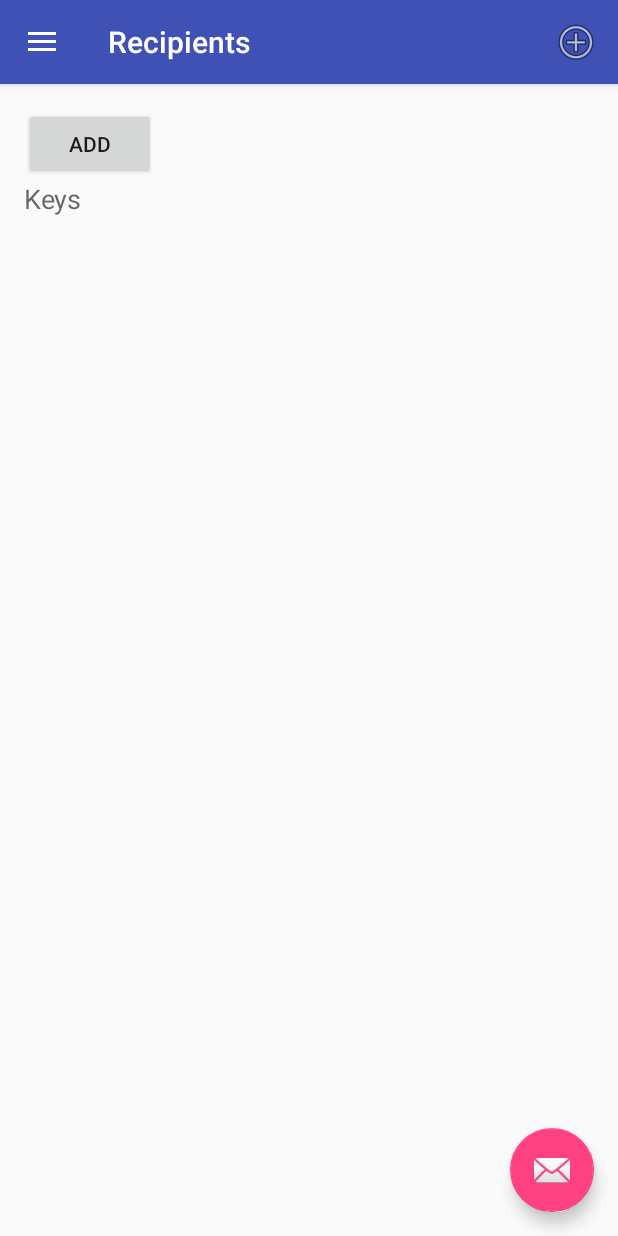
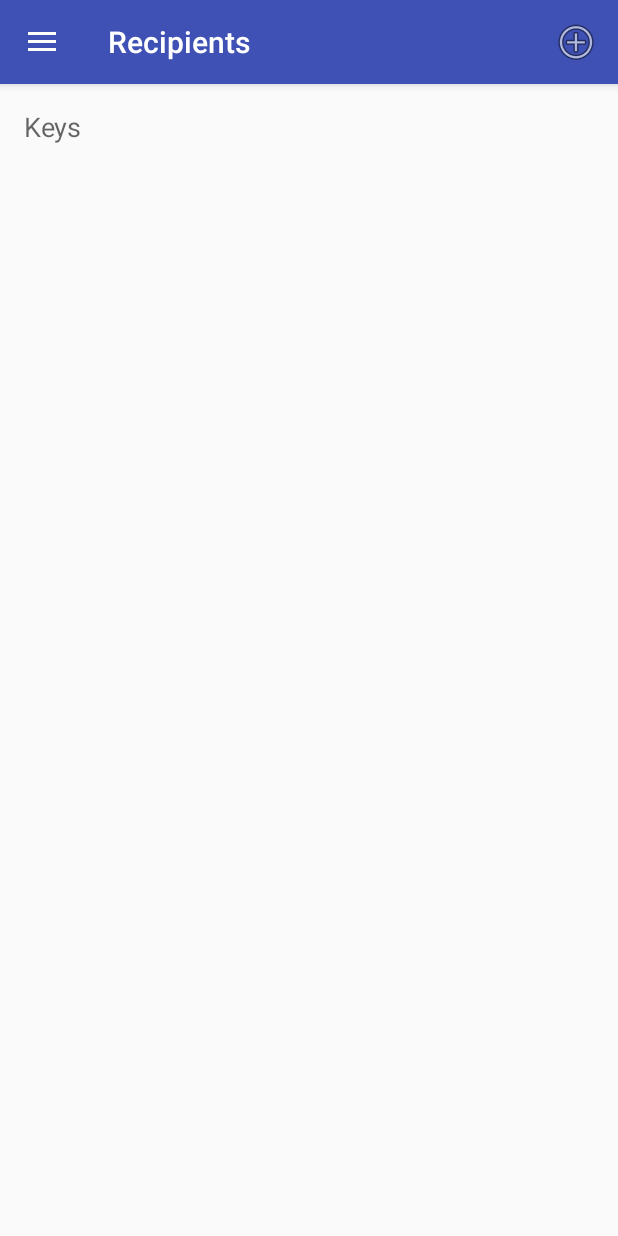
Before and after one commit to RuWhyNot/my-crypto-app-android, an Android app: the screen it shows after launch (MainActivity), on a phone screen of 412 x 824 dp. Run offline under Robolectric (Android 15) with nearby library versions, the phone set to English and light mode, and no system bars; 1 statement that could not run was skipped.

Commit message:
Context menus for key screens

```diff
--- a/app/src/main/java/com/codextropy/mycryptoapp/KeyEditScreen.java
+++ b/app/src/main/java/com/codextropy/mycryptoapp/KeyEditScreen.java
@@ -159,7 +159,7 @@ public final class KeyEditScreen extends ScreenImpl
 	{
 		String name = ((EditText) screenView.findViewById(R.id.keyNameText)).getText().toString();
 		if (name.isEmpty()) {
-			//ShowMessage("You must specify a name", v);
+			systemInterface.ShowMessage("You must specify a name", screenView);
 			return;
 		}
 
--- a/app/src/main/res/layout/app_bar_main.xml
+++ b/app/src/main/res/layout/app_bar_main.xml
@@ -17,9 +17,4 @@
 
     <include layout="@layout/content_main" />
 
-    <android.support.design.widget.FloatingActionButton android:id="@+id/fab"
-        android:layout_width="wrap_content" android:layout_height="wrap_content"
-        android:layout_gravity="bottom|end" android:layout_margin="@dimen/fab_margin"
-        android:src="@android:drawable/ic_dialog_email" />
-
 </android.support.design.widget.CoordinatorLayout>
--- a/app/src/main/res/layout/content_main.xml
+++ b/app/src/main/res/layout/content_main.xml
@@ -232,27 +232,6 @@
         android:id="@+id/keysLayout"
         android:visibility="gone">
 
-        <LinearLayout
-            android:orientation="horizontal"
-            android:layout_width="fill_parent"
-            android:layout_height="wrap_content">
-
-            <Button
-                android:layout_width="wrap_content"
-                android:layout_height="wrap_content"
-                android:text="Add"
-                android:id="@+id/addNewKeyBtn"
-                android:visibility="visible"/>
-
-            <Button
-                android:layout_width="wrap_content"
-                android:layout_height="wrap_content"
-                android:text="Generate New"
-                android:id="@+id/button13"
-                android:visibility="visible"/>
-
-        </LinearLayout>
-
         <TextView
             android:layout_width="wrap_content"
             android:layout_height="wrap_content"
--- /dev/null
+++ b/app/src/main/res/menu/context_actions_with_key.xml
@@ -0,0 +1,4 @@
+<?xml version="1.0" encoding="utf-8"?>
+<menu xmlns:android="http://schemas.android.com/apk/res/android">
+    <item android:id="@+id/action_remove" android:title="@string/action_remove" android:actionMenuTextColor="@color/dangerous" />
+</menu>
--- /dev/null
+++ b/app/src/main/res/menu/context_add_private_key.xml
@@ -0,0 +1,5 @@
+<?xml version="1.0" encoding="utf-8"?>
+<menu xmlns:android="http://schemas.android.com/apk/res/android">
+    <item android:id="@+id/action_generate_new" android:title="@string/action_generate"/>
+    <item android:id="@+id/action_add_existing" android:title="@string/action_add"/>
+</menu>
--- a/app/src/main/res/menu/main.xml
+++ b/app/src/main/res/menu/main.xml
@@ -3,7 +3,6 @@
     xmlns:tools="http://schemas.android.com/tools" tools:context=".MainActivity">
     <item android:id="@+id/action_settings" android:title="@string/action_settings"
           android:orderInCategory="100" app:showAsAction="never" android:visible="false"/>
-    <item android:id="@+id/action_add" android:title="@string/action_settings"
-          android:orderInCategory="30" app:showAsAction="ifRoom"
-          android:icon="@android:drawable/ic_menu_add" android:visible="false"/>
+    <item android:id="@+id/action_add" android:orderInCategory="30" app:showAsAction="ifRoom"
+          android:icon="@android:drawable/ic_menu_add" android:visible="false" />
 </menu>
--- a/app/src/main/res/values/colors.xml
+++ b/app/src/main/res/values/colors.xml
@@ -3,4 +3,5 @@
     <color name="colorPrimary">#3F51B5</color>
     <color name="colorPrimaryDark">#303F9F</color>
     <color name="colorAccent">#FF4081</color>
+    <color name="dangerous">#de0000</color>
 </resources>
--- a/app/src/main/res/values/strings.xml
+++ b/app/src/main/res/values/strings.xml
@@ -5,4 +5,7 @@
     <string name="navigation_drawer_close">Close navigation drawer</string>
 
     <string name="action_settings">Settings</string>
+    <string name="action_add">Add Existing</string>
+    <string name="action_generate">Generate New</string>
+    <string name="action_remove">Delete</string>
 </resources>
```
Also changed, not shown: app/src/main/java/com/codextropy/mycryptoapp/KeysScreen.java (+100 -37 lines), app/src/main/java/com/codextropy/mycryptoapp/MainActivity.java (+4 -20 lines).
